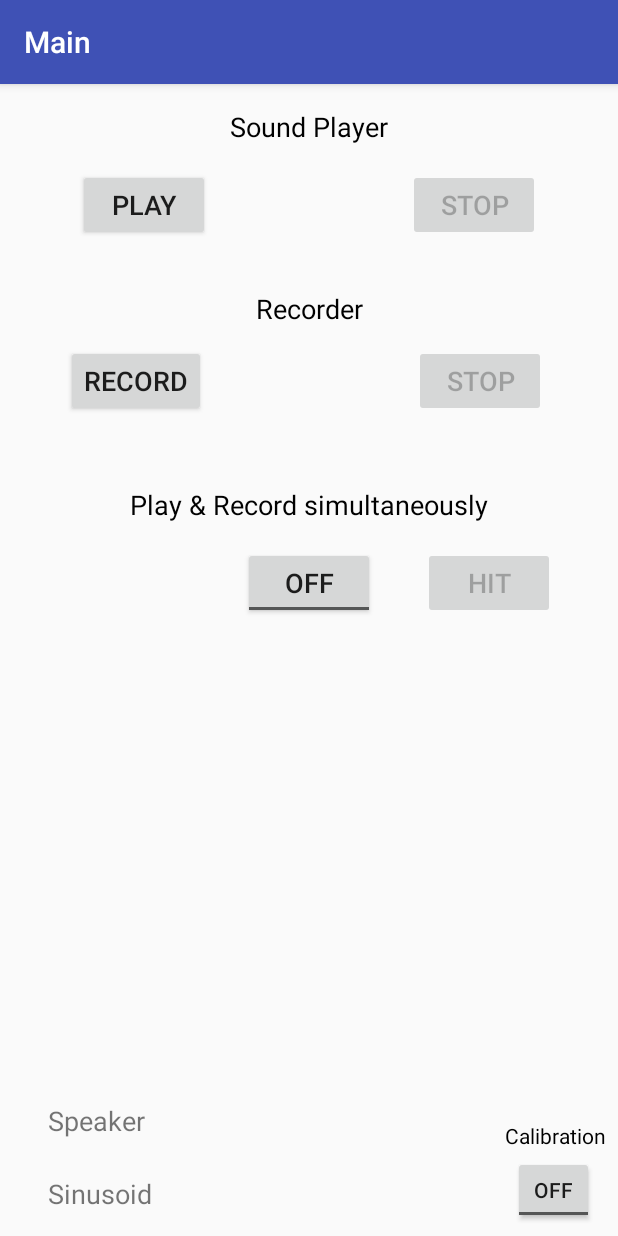
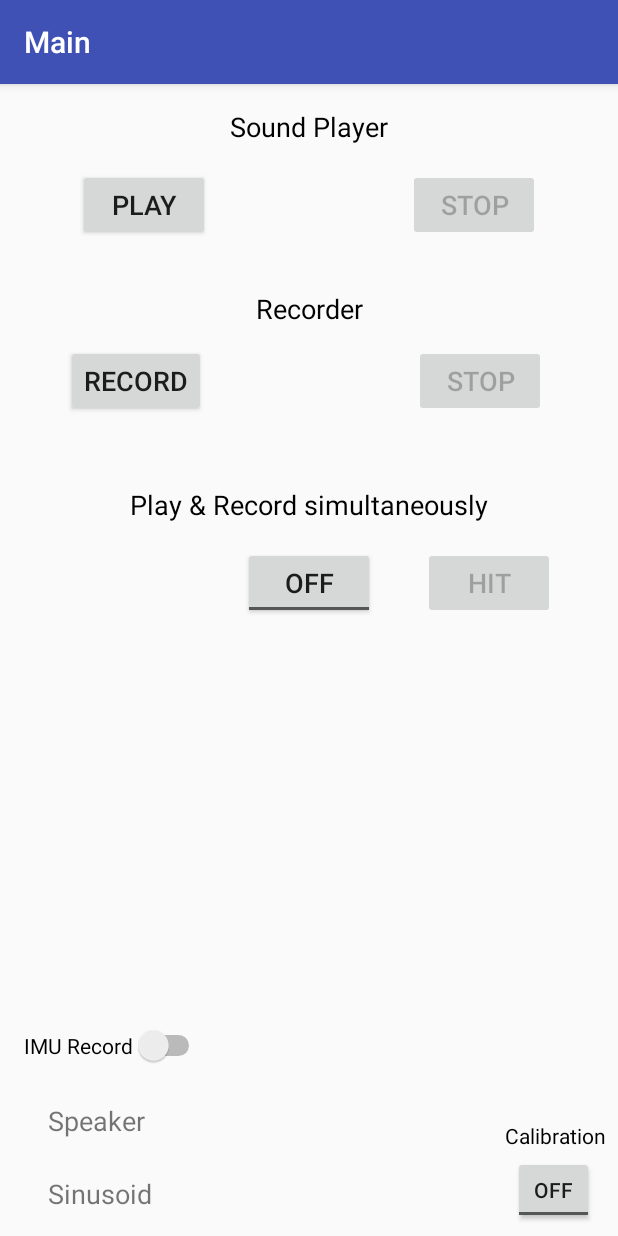
Before and after one commit to DaNious/Acoustic-Mobile, an Android app: the screen it shows after launch (MainActivity), on a phone screen of 412 x 824 dp. Run offline under Robolectric (Android 15) with nearby library versions, the light colour scheme and no system bars.

Commit message:
added acceleration record and switch option to save IMU readings

```diff
--- a/app/src/main/java/com/example/student/inhaler_prj_v10/SensorActivity.java
+++ b/app/src/main/java/com/example/student/inhaler_prj_v10/SensorActivity.java
@@ -11,16 +11,19 @@ import android.hardware.SensorManager;
 public class SensorActivity implements SensorEventListener {
     private final SensorManager mSensorManager;
     private final Sensor mRotationVector;
+    private final Sensor mAcceleration;
     private final MainActivity mainActivity;
 
     protected SensorActivity(SensorManager sm, MainActivity ma){
         mSensorManager = sm;
         mRotationVector = mSensorManager.getDefaultSensor(Sensor.TYPE_ROTATION_VECTOR);
+        mAcceleration = mSensorManager.getDefaultSensor(Sensor.TYPE_LINEAR_ACCELERATION);
         this.mainActivity = ma;
     }
 
     protected void onResume(){
         mSensorManager.registerListener(this, mRotationVector, SensorManager.SENSOR_DELAY_NORMAL);
+        mSensorManager.registerListener(this, mAcceleration, SensorManager.SENSOR_DELAY_NORMAL);
     }
 
     protected void onPause(){
@@ -36,5 +39,8 @@ public class SensorActivity implements SensorEventListener {
         if (event.sensor.getType() == Sensor.TYPE_ROTATION_VECTOR){
             mainActivity.rotationChanged(event.values);
         }
+        if (event.sensor.getType() == Sensor.TYPE_LINEAR_ACCELERATION){
+            mainActivity.accelerationChanged(event.values);
+        }
     }
 }
--- a/app/src/main/res/layout/activity_main.xml
+++ b/app/src/main/res/layout/activity_main.xml
@@ -197,4 +197,24 @@
         app:layout_constraintBottom_toTopOf="@+id/toggleButton_orientCalib"
         app:layout_constraintEnd_toEndOf="parent" />
 
+    <TextView
+        android:id="@+id/textView_acceleration"
+        android:layout_width="wrap_content"
+        android:layout_height="wrap_content"
+        android:layout_marginTop="16dp"
+        app:layout_constraintEnd_toEndOf="parent"
+        app:layout_constraintStart_toStartOf="parent"
+        app:layout_constraintTop_toBottomOf="@+id/textView_rotation" />
+
+    <Switch
+        android:id="@+id/switch_IMUrecord"
+        android:layout_width="wrap_content"
+        android:layout_height="wrap_content"
+        android:layout_marginBottom="24dp"
+        android:layout_marginLeft="16dp"
+        android:layout_marginStart="16dp"
+        android:text="IMU Record"
+        app:layout_constraintBottom_toTopOf="@+id/textView_speaker_selection"
+        app:layout_constraintStart_toStartOf="parent" />
+
 </android.support.constraint.ConstraintLayout>
```
Also changed, not shown: app/src/main/java/com/example/student/inhaler_prj_v10/MainActivity.java (+39 -2 lines), 1 other file.
